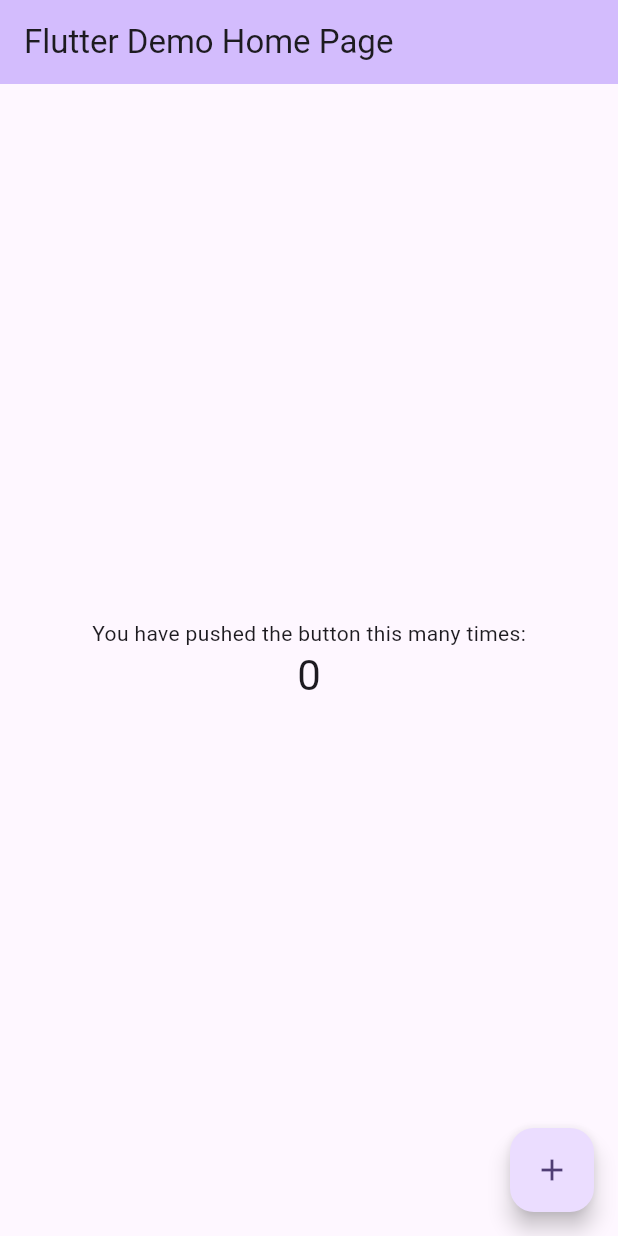
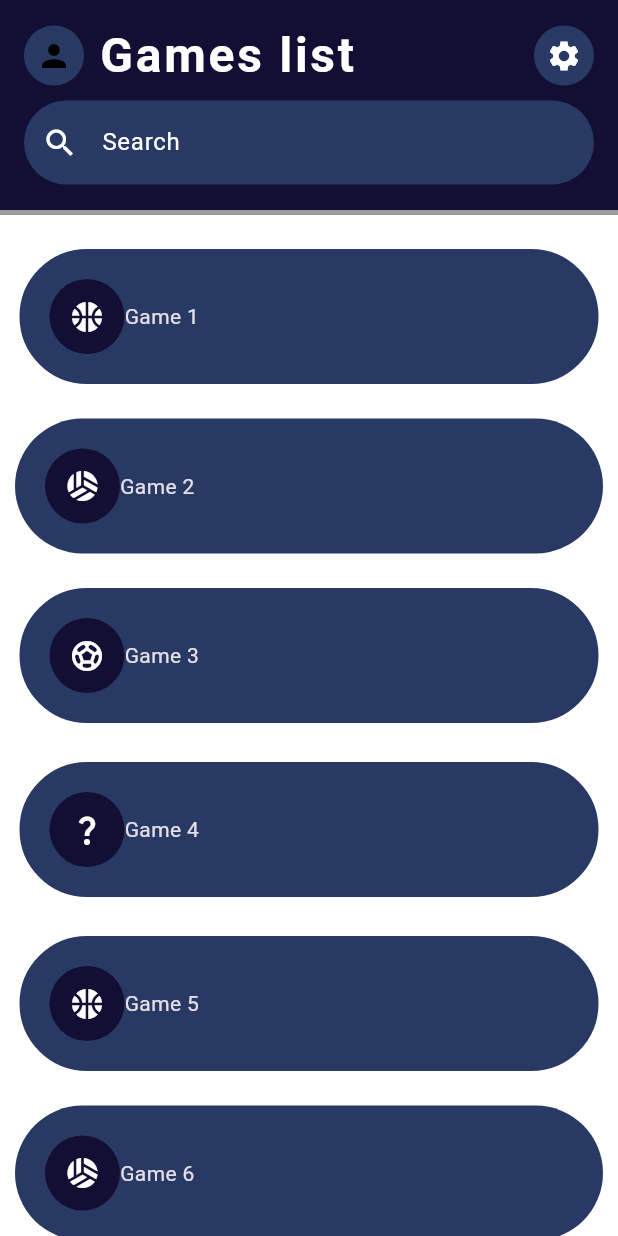
Before and after one commit to PrimalTeam/sportsy-front, a Flutter app: the screen it shows after launch, on a phone screen of 412 x 824 dp. Run offline on Flutter 3.47's test engine with Material 3 defaults, Android fonts, the light colour scheme and no system bars; Roboto replaces fonts that are missing (Poppins).

Commit message:
Adding bar and first home view.

```diff
--- /dev/null
+++ b/lib/app_bar.dart
@@ -0,0 +1,79 @@
+import 'package:flutter/material.dart';
+
+class MyAppBar extends StatelessWidget implements PreferredSizeWidget {
+  const MyAppBar({super.key, required this.title});
+
+  final String title;
+
+  @override
+  Widget build(BuildContext context) {
+    return AppBar(
+        toolbarHeight: 140,
+        backgroundColor: const Color(0xff130f34),
+
+        title: Column(
+          crossAxisAlignment: CrossAxisAlignment.start,
+          children: [
+            Row(
+              children: [
+                CircleAvatar(
+                  radius: 20,
+                  backgroundColor: Color(0xff283963),
+                  child: Icon(Icons.person, color: Colors.black),
+                ),
+                const SizedBox(width: 10),
+                Text(
+                  title,
+                  style: Theme.of(context).textTheme.headlineLarge,
+                ),
+                Spacer(),
+                Container(
+                  width: 40,
+                  height: 40,
+
+                  decoration: BoxDecoration(
+                    shape: BoxShape.circle,
+                    color: const Color(0xff283963),
+                  ),
+                  child: IconButton(
+
+                    icon: const Icon(Icons.settings, color: Colors.white),
+                    onPressed: () {
+                      // Add your settings action here
+                    },
+                  ),
+                ),
+              ],
+            ),
+
+            const SizedBox(height: 10),
+            TextField(
+              decoration: InputDecoration(
+                hintText: 'Search',
+                hintStyle: const TextStyle(color: Colors.white),
+                prefixIcon: const Icon(Icons.search, color: Colors.white),
+                border: OutlineInputBorder(
+                  borderRadius: BorderRadius.circular(100),
+                  borderSide: BorderSide.none,
+                ),
+                filled: true,
+                fillColor: const Color(0xff283963),
+              ),
+            ),
+          ],
+        ),
+
+        bottom: PreferredSize(
+          preferredSize: const Size.fromHeight(3),
+          child: Container(
+        height: 3,
+        color: Colors.grey,
+          ),
+        ),
+    );
+  }
+
+  @override
+
+  Size get preferredSize => const Size.fromHeight(140 + 3);
+}
--- /dev/null
+++ b/lib/game_home_widget.dart
@@ -0,0 +1,50 @@
+import 'package:flutter/material.dart';
+
+class GameHomeWidget extends StatelessWidget {
+  final bool isHost;
+  final String gameName;
+  final String sportType;
+  const GameHomeWidget({
+    super.key,
+    required this.isHost,
+    required this.gameName,
+    required this.sportType,
+  });
+
+  @override
+  Widget build(BuildContext context) {
+    return Container(
+      padding: const EdgeInsets.all(20),
+      margin: const EdgeInsets.all(10),
+      decoration: BoxDecoration(
+        border: isHost ? Border.all(color: Colors.white, width: 3) : null,
+        color: Color(0xff283963),
+        borderRadius: BorderRadius.circular(100),
+      ),
+      child: Row(
+        children: [
+          Container(
+            width: 50,
+            height: 50,
+            padding: const EdgeInsets.all(10),
+            decoration: BoxDecoration(
+              shape: BoxShape.circle,
+              color: Color(0xff130f34),
+            ),
+            child: Icon(
+              sportType == "football"
+                  ? Icons.sports_soccer
+                  : sportType == "basketball"
+                  ? Icons.sports_basketball
+                  : sportType == "volleyball"
+                  ? Icons.sports_volleyball
+                  : Icons.question_mark,
+              color: Colors.white,
+            ),
+          ),
+          Text(gameName),
+        ],
+      ),
+    );
+  }
+}
--- a/lib/main.dart
+++ b/lib/main.dart
@@ -1,5 +1,6 @@
 import 'package:flutter/material.dart';
-
+import 'app_bar.dart';
+import 'game_home_widget.dart';
 void main() {
   runApp(const MyApp());
 }
@@ -7,45 +8,30 @@
 class MyApp extends StatelessWidget {
   const MyApp({super.key});
 
-  // This widget is the root of your application.
   @override
   Widget build(BuildContext context) {
     return MaterialApp(
       title: 'Flutter Demo',
+      debugShowCheckedModeBanner: false,
       theme: ThemeData(
-        // This is the theme of your application.
-        //
-        // TRY THIS: Try running your application with "flutter run". You'll see
-        // the application has a purple toolbar. Then, without quitting the app,
-        // try changing the seedColor in the colorScheme below to Colors.green
-        // and then invoke "hot reload" (save your changes or press the "hot
-        // reload" button in a Flutter-supported IDE, or press "r" if you used
-        // the command line to start the app).
-        //
-        // Notice that the counter didn't reset back to zero; the application
-        // state is not lost during the reload. To reset the state, use hot
-        // restart instead.
-        //
-        // This works for code too, not just values: Most code changes can be
-        // tested with just a hot reload.
-        colorScheme: ColorScheme.fromSeed(seedColor: Colors.deepPurple),
+        brightness: Brightness.dark,
+        scaffoldBackgroundColor: Colors.transparent,
+        textTheme: const TextTheme(
+          headlineLarge: TextStyle(
+            color: Colors.white,
+            fontFamily: 'Poppins',
+            fontWeight: FontWeight.bold,
+            letterSpacing: 1.83,
+          ),
+        ),
       ),
-      home: const MyHomePage(title: 'Flutter Demo Home Page'),
+      home: const MyHomePage(title: 'Games list'),
     );
   }
 }
 
 class MyHomePage extends StatefulWidget {
   const MyHomePage({super.key, required this.title});
-
-  // This widget is the home page of your application. It is stateful, meaning
-  // that it has a State object (defined below) that contains fields that affect
-  // how it looks.
-
-  // This class is the configuration for the state. It holds the values (in this
-  // case the title) provided by the parent (in this case the App widget) and
-  // used by the build method of the State. Fields in a Widget subclass are
-  // always marked "final".
 
   final String title;
 
@@ -54,69 +40,25 @@
 }
 
 class _MyHomePageState extends State<MyHomePage> {
-  int _counter = 0;
-
-  void _incrementCounter() {
-    setState(() {
-      // This call to setState tells the Flutter framework that something has
-      // changed in this State, which causes it to rerun the build method below
-      // so that the display can reflect the updated values. If we changed
-      // _counter without calling setState(), then the build method would not be
-      // called again, and so nothing would appear to happen.
-      _counter++;
-    });
-  }
-
   @override
   Widget build(BuildContext context) {
-    // This method is rerun every time setState is called, for instance as done
-    // by the _incrementCounter method above.
-    //
-    // The Flutter framework has been optimized to make rerunning build methods
-    // fast, so that you can just rebuild anything that needs updating rather
-    // than having to individually change instances of widgets.
     return Scaffold(
-      appBar: AppBar(
-        // TRY THIS: Try changing the color here to a specific color (to
-        // Colors.amber, perhaps?) and trigger a hot reload to see the AppBar
-        // change color while the other colors stay the same.
-        backgroundColor: Theme.of(context).colorScheme.inversePrimary,
-        // Here we take the value from the MyHomePage object that was created by
-        // the App.build method, and use it to set our appbar title.
-        title: Text(widget.title),
-      ),
-      body: Center(
-        // Center is a layout widget. It takes a single child and positions it
-        // in the middle of the parent.
+      appBar: const MyAppBar(title: 'Games list'),
+      body: SingleChildScrollView(
         child: Column(
-          // Column is also a layout widget. It takes a list of children and
-          // arranges them vertically. By default, it sizes itself to fit its
-          // children horizontally, and tries to be as tall as its parent.
-          //
-          // Column has various properties to control how it sizes itself and
-          // how it positions its children. Here we use mainAxisAlignment to
-          // center the children vertically; the main axis here is the vertical
-          // axis because Columns are vertical (the cross axis would be
-          // horizontal).
-          //
-          // TRY THIS: Invoke "debug painting" (choose the "Toggle Debug Paint"
-          // action in the IDE, or press "p" in the console), to see the
-          // wireframe for each widget.
-          mainAxisAlignment: MainAxisAlignment.center,
           children: <Widget>[
-            const Text('You have pushed the button this many times:'),
-            Text(
-              '$_counter',
-              style: Theme.of(context).textTheme.headlineMedium,
-            ),
+            SizedBox(height: 10),
+            GameHomeWidget(isHost: true, gameName: 'Game 1', sportType: 'basketball'),
+            GameHomeWidget(isHost: false, gameName: 'Game 2', sportType: 'volleyball'),
+            GameHomeWidget(isHost: true, gameName: 'Game 3', sportType: 'football'),
+            GameHomeWidget(isHost: true, gameName: 'Game 4', sportType: 'test'),
+            GameHomeWidget(isHost: true, gameName: 'Game 5', sportType: 'basketball'),
+            GameHomeWidget(isHost: false, gameName: 'Game 6', sportType: 'volleyball'),
+            GameHomeWidget(isHost: true, gameName: 'Game 7', sportType: 'football'),
+            GameHomeWidget(isHost: true, gameName: 'Game 8', sportType: 'test'),
           ],
         ),
       ),
-      floatingActionButton: FloatingActionButton(
-        onPressed: _incrementCounter,
-        tooltip: 'Increment',
-        child: const Icon(Icons.add),
-      ), // This trailing comma makes auto-formatting nicer for build methods.
     );
   }
 }
```
